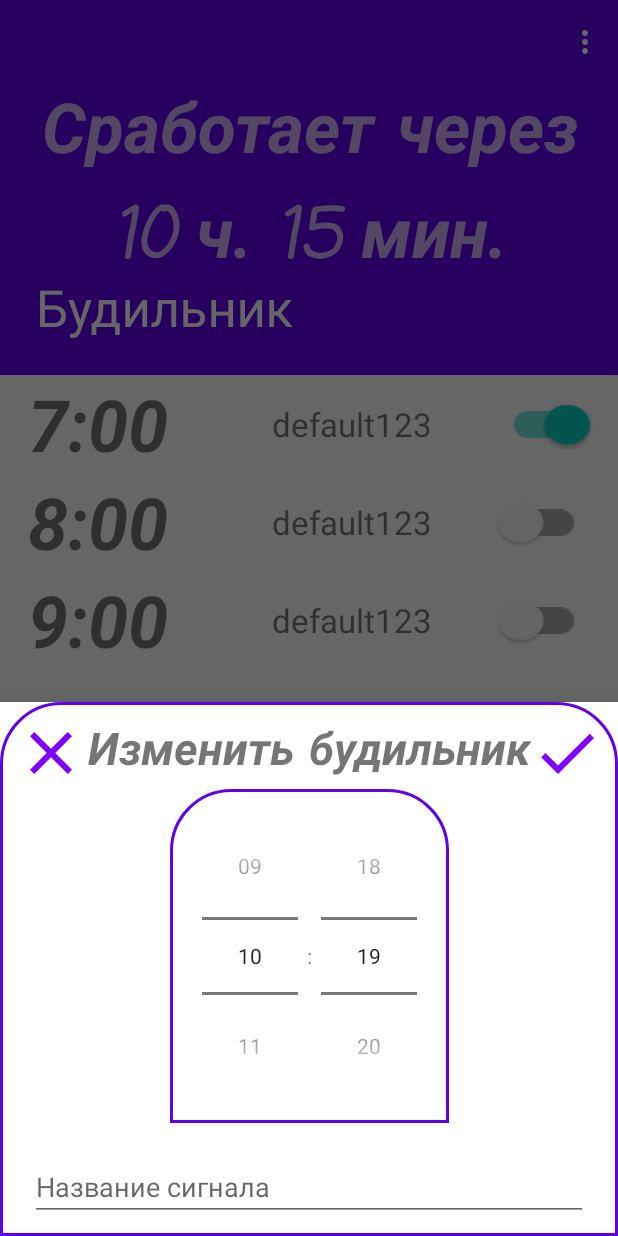
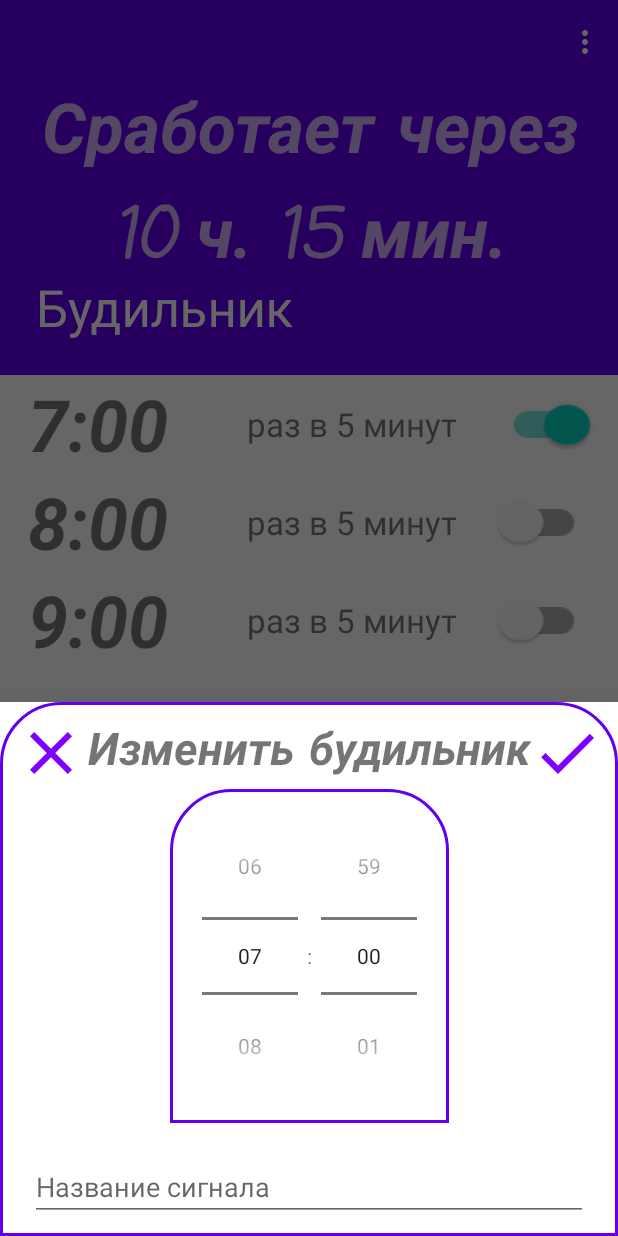
Before and after one commit to AlexeyZhulanov/AlarmLab, an Android app built with Jetpack Compose: the screen it shows after launch (MainActivity), after a tap on "7:00", on a phone screen of 412 x 824 dp. Run offline under Robolectric (Android 15) with nearby library versions, the light colour scheme and no system bars; our stand-ins replace Room's generated code; 2 other taps on this screen came first.

Commit message:
fix recyclerview

```diff
--- a/app/src/main/java/com/example/alarm/AlarmFragment.kt
+++ b/app/src/main/java/com/example/alarm/AlarmFragment.kt
@@ -46,7 +46,7 @@ class AlarmFragment : Fragment() {
                 }
             }
             override fun onAlarmChange(alarm: Alarm) {
-                BottomSheetFragment(false, alarm.id).show(childFragmentManager, "ChangeTag")
+                BottomSheetFragment(false, alarm).show(childFragmentManager, "ChangeTag")
             }
 
             override fun onAlarmLongClicked() {
@@ -90,7 +90,7 @@ class AlarmFragment : Fragment() {
         (activity as AppCompatActivity?)!!.setSupportActionBar(binding.toolbar) //adds a button
 
         binding.floatingActionButtonAdd.setOnClickListener {
-            BottomSheetFragment(true).show(childFragmentManager, "AddTag")
+            BottomSheetFragment(true, Alarm(0)).show(childFragmentManager, "AddTag")
         }
 
         return binding.root
--- a/app/src/main/java/com/example/alarm/AlarmsAdapter.kt
+++ b/app/src/main/java/com/example/alarm/AlarmsAdapter.kt
@@ -105,15 +105,15 @@ class AlarmsAdapter(
                 holder.itemView.tag = alarm
                 switch1.tag = alarm
                 var tm = ""
+                var tm2 = ""
                 if (alarm.timeMinutes == 0) tm = "0"
-                val txt: String = "${alarm.timeHours}:${alarm.timeMinutes}${tm}"
+                if(alarm.timeMinutes in 1..9) tm2 = "0"
+                val txt: String = "${alarm.timeHours}:${tm2}${alarm.timeMinutes}${tm}"
                 timeTextView.text = txt
                 var txt2: String = ""
                 txt2 += if(alarm.name != "default")
-                    "<font color='#FF00FF'>${alarm.name}</font>\n"
-                else
-                    //"раз в ${settings.interval} мин."
-                    "${alarm.name}123"
+                    "<font color='#FF00FF'>${alarm.name}</font>"
+                else "раз в ${settings.interval} минут"
                 intervalTextView.text = Html.fromHtml(txt2, 0)
                 switch1.isChecked = alarm.enabled == 1
                 if (!canLongClick) {
--- a/app/src/main/java/com/example/alarm/BottomSheetFragment.kt
+++ b/app/src/main/java/com/example/alarm/BottomSheetFragment.kt
@@ -1,6 +1,7 @@
 package com.example.alarm
 
 import android.os.Bundle
+import android.util.Log
 import android.view.LayoutInflater
 import android.view.View
 import android.view.ViewGroup
@@ -15,7 +16,7 @@ import kotlinx.coroutines.launch
 
 class BottomSheetFragment(
     private val isAdd: Boolean,
-    private val oldId: Long = 0
+    private val oldAlarm: Alarm
 ) : BottomSheetDialogFragment() {
 
     private lateinit var binding: FragmentBottomsheetBinding
@@ -28,10 +29,19 @@ class BottomSheetFragment(
     override fun onViewCreated(view: View, savedInstanceState: Bundle?) {
         super.onViewCreated(view, savedInstanceState)
         binding.timePicker.setIs24HourView(true)
-        if(!isAdd) binding.heading.text = "Изменить будильник"
+        if(isAdd) {
+            binding.timePicker.hour = 7
+            binding.timePicker.minute = 0
+        }
+        else {
+            binding.heading.text = "Изменить будильник"
+            binding.timePicker.hour = oldAlarm.timeHours
+            binding.timePicker.minute = oldAlarm.timeMinutes
+            if(oldAlarm.name != "default") binding.signalName.setText(oldAlarm.name)
+        }
         binding.confirmButton.setOnClickListener {
             if(isAdd) { addNewAlarm() }
-            else { changeAlarm(oldId) }
+            else { changeAlarm(oldAlarm.id) }
         }
         binding.cancelButton.setOnClickListener {
             dismiss()
@@ -48,7 +58,7 @@ class BottomSheetFragment(
             id = 0,
             timeHours = binding.timePicker.hour,
             timeMinutes = binding.timePicker.minute,
-            name = binding.signalName.text.toString(),
+            name = if(binding.signalName.text.toString() == "") "default" else binding.signalName.text.toString() ,
             enabled = 1
         )
         uiScope.launch {
--- a/app/src/main/java/com/example/alarm/model/AlarmService.kt
+++ b/app/src/main/java/com/example/alarm/model/AlarmService.kt
@@ -1,5 +1,6 @@
 package com.example.alarm.model
 
+import android.util.Log
 import com.example.alarm.room.AlarmDao
 import com.example.alarm.room.AlarmDbEntity
 import com.example.alarm.room.AlarmUpdateEnabledTuple
@@ -38,13 +39,12 @@ class AlarmService(
                         id = t?.id ?: throw Exception(),
                         timeHours = t.timeHours,
                         timeMinutes = t.timeMinutes,
+                        name = t.name,
                         enabled = t.enabled
                     )
                 )
             }
         }
-        else { alarms.add(Alarm(id = 0)) }
-
         return alarms
     }
 
--- a/app/src/main/java/com/example/alarm/room/AlarmDao.kt
+++ b/app/src/main/java/com/example/alarm/room/AlarmDao.kt
@@ -9,7 +9,7 @@ import kotlinx.coroutines.flow.Flow
 
 @Dao
 interface AlarmDao {
-    @Query("SELECT id, time_hours, time_minutes, enabled FROM alarms ORDER BY time_hours ASC, time_minutes ASC")
+    @Query("SELECT * FROM alarms ORDER BY time_hours ASC, time_minutes ASC")
     suspend fun selectAlarms(): List<AlarmsGetTuple?>
 
     @Insert
--- a/app/src/main/java/com/example/alarm/room/Tuples.kt
+++ b/app/src/main/java/com/example/alarm/room/Tuples.kt
@@ -6,6 +6,7 @@ data class AlarmsGetTuple(
     val id: Long,
     @ColumnInfo(name = "time_hours", collate = ColumnInfo.NOCASE) var timeHours: Int,
     @ColumnInfo(name = "time_minutes", collate = ColumnInfo.NOCASE) var timeMinutes: Int,
+    var name: String,
     var enabled: Int
 )
 
--- a/app/src/main/res/layout/item_alarm.xml
+++ b/app/src/main/res/layout/item_alarm.xml
@@ -41,7 +41,10 @@
         app:layout_constraintBottom_toBottomOf="@id/timeTextView"
         app:layout_constraintWidth_percent="0.4"
         android:layout_marginStart="5dp"
-        tools:text="раз в 5 минут" />
+        android:maxLines="1"
+        android:maxLength="16"
+        android:ellipsize="end"
+        tools:text="раз в 5 мин." />
 
     <com.google.android.material.switchmaterial.SwitchMaterial
         android:id="@+id/switch1"
```
